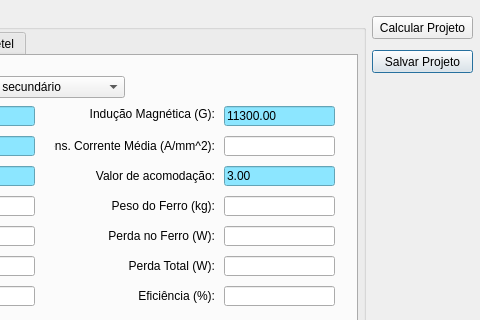
Above: windownew.ui from KyryIx/Helena before the change; both pictures show x 278 to 758 and y 0 to 320 of the 758 by 479 pixel window. Below: the same form after it.
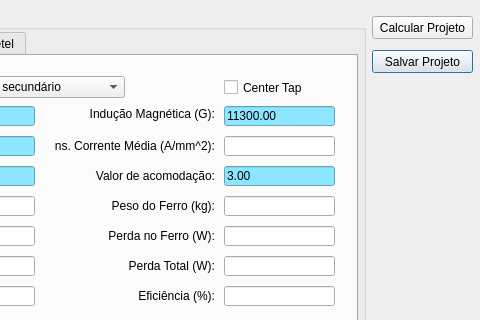
That is the form after the change. Icons and pictures are not drawn.

Commit message: Modificacoes em center tap e em armazenamento do projeto

Patch:
```diff
--- a/windownew.ui
+++ b/windownew.ui
@@ -568,6 +568,19 @@
        </property>
       </widget>
      </widget>
+     <widget class="QCheckBox" name="checkBox_centerTap">
+      <property name="geometry">
+       <rect>
+        <x>480</x>
+        <y>23</y>
+        <width>111</width>
+        <height>17</height>
+       </rect>
+      </property>
+      <property name="text">
+       <string>Center Tap</string>
+      </property>
+     </widget>
     </widget>
     <widget class="QWidget" name="tab_input">
      <attribute name="title">
```
The commit also changes 5 other files.
